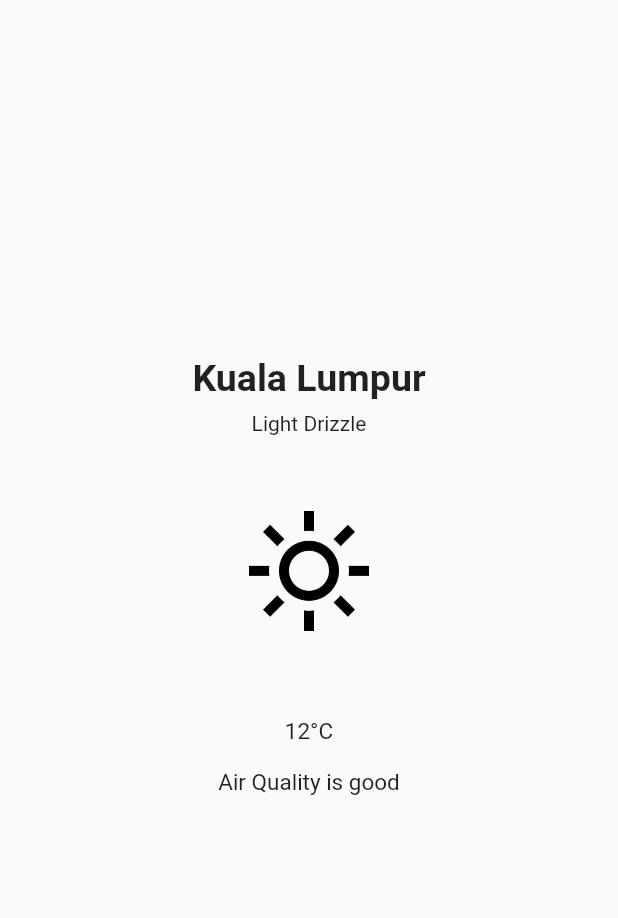
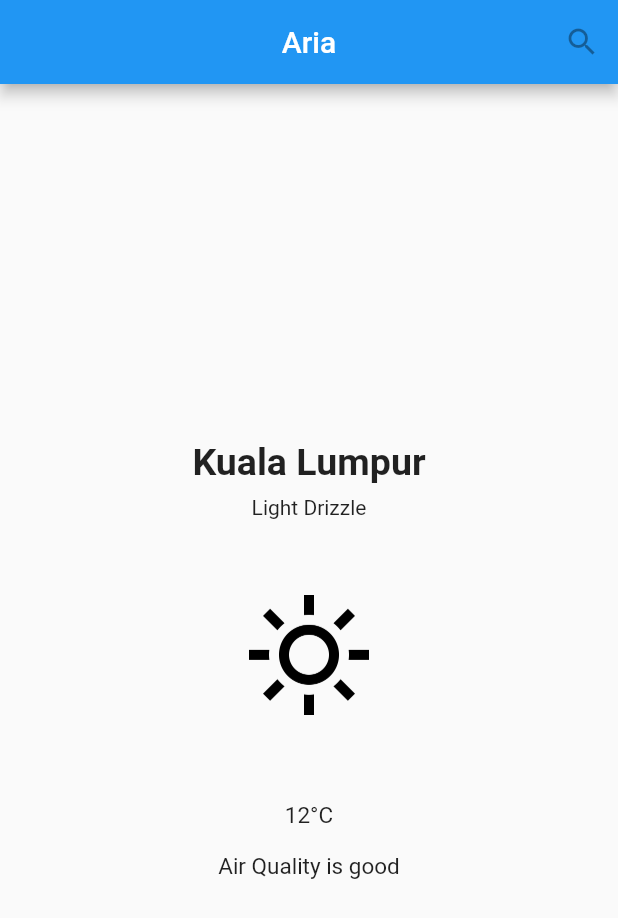
Before and after one commit to kzkit/aria, a Flutter app: the screen it shows after launch, on a phone screen of 412 x 824 dp. Shown: the top 918 px of the screen. Run offline on Flutter 3.47's test engine with Material 2 defaults, Android fonts, the phone set to English and light mode, and no system bars.

Commit message:
added appbar

```diff
--- a/lib/screen/main_screen.dart
+++ b/lib/screen/main_screen.dart
@@ -4,6 +4,16 @@ class MainScreen extends StatelessWidget {
   @override
   Widget build(BuildContext context) {
     return Scaffold(
+      appBar: AppBar(
+        centerTitle: true,
+        title: Text('Aria'),
+        actions: [
+          IconButton(
+            icon: Icon(Icons.search),
+            onPressed: null,
+          ),
+        ],
+      ),
       body: Center(
         child: Column(
             mainAxisAlignment: MainAxisAlignment.center,
@@ -45,23 +55,6 @@ class MainScreen extends StatelessWidget {
               ),
             ]),
       ),
-      bottomNavigationBar: BottomNavigationBar(
-        items: const <BottomNavigationBarItem>[
-          BottomNavigationBarItem(
-            icon: Icon(Icons.home),
-            label: '',
-          ),
-          BottomNavigationBarItem(
-            icon: Icon(Icons.business),
-            label: '',
-          ),
-          BottomNavigationBarItem(
-            icon: Icon(Icons.school),
-            label: '',
-          ),
-        ],
-        type: BottomNavigationBarType.shifting,
-      ),
     );
   }
 }
```
